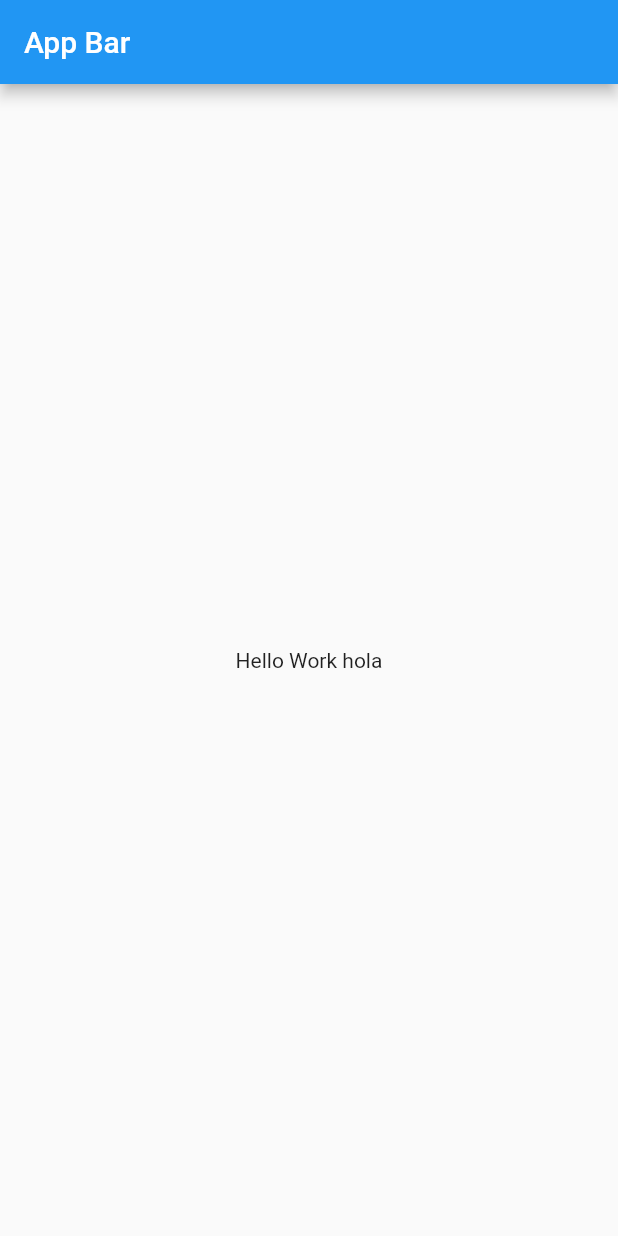
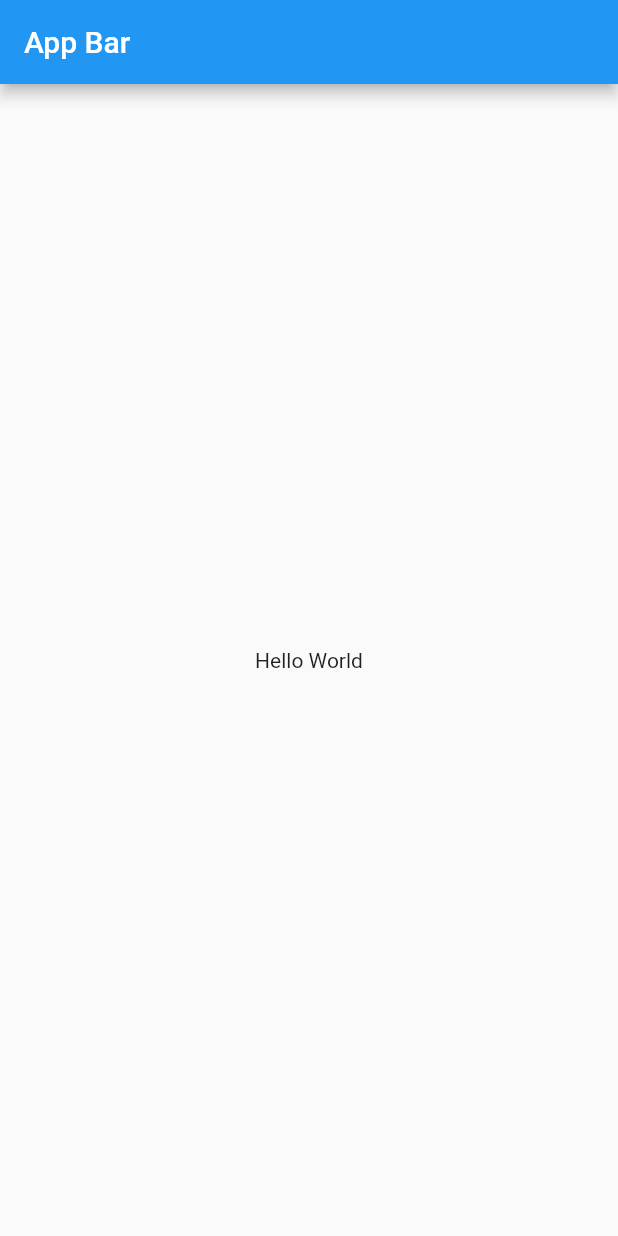
Before and after one commit to MisterTow/AgenciApp, a Flutter app: the screen it shows after launch, on a phone screen of 412 x 824 dp. Run offline on Flutter 3.47's test engine with Material 2 defaults, Android fonts, the phone set to English and light mode, and no system bars; our stand-ins replace google_maps_flutter.

Commit message:
Corregir hello world

```diff
--- a/lib/splash.dart
+++ b/lib/splash.dart
@@ -15,7 +15,7 @@ class splash extends StatelessWidget {
         ),
         body: Center(
           child: Container(
-            child: const Text('Hello Work hola'),
+            child: const Text('Hello World'),
           ),
         ),
       ),
```
